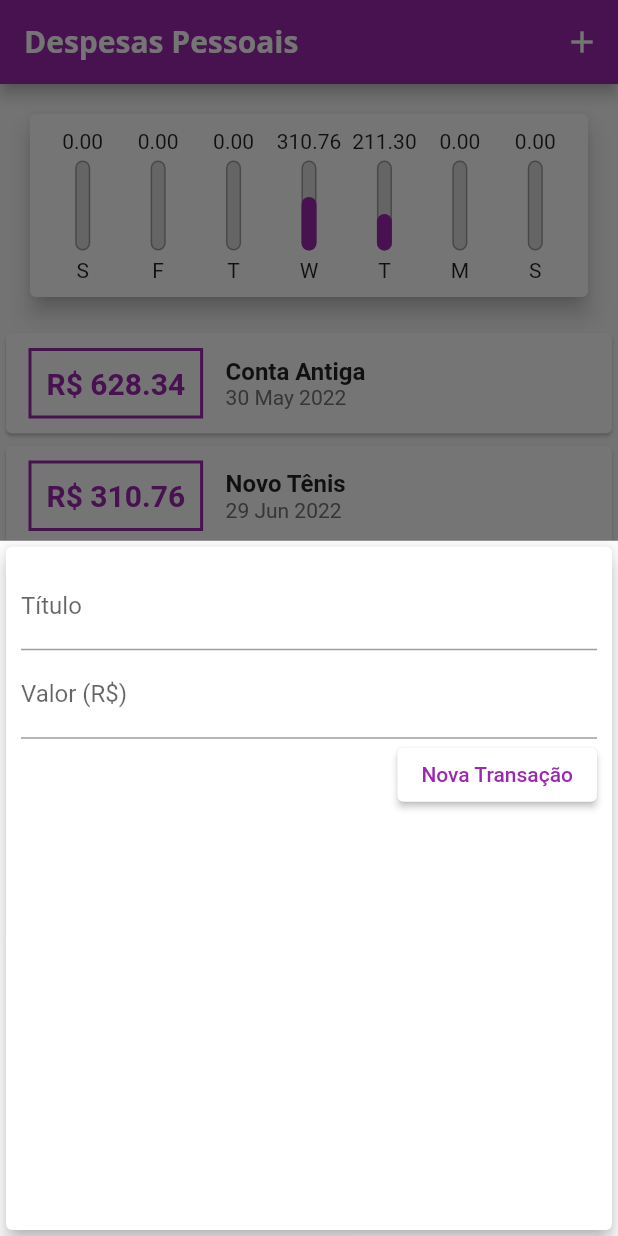
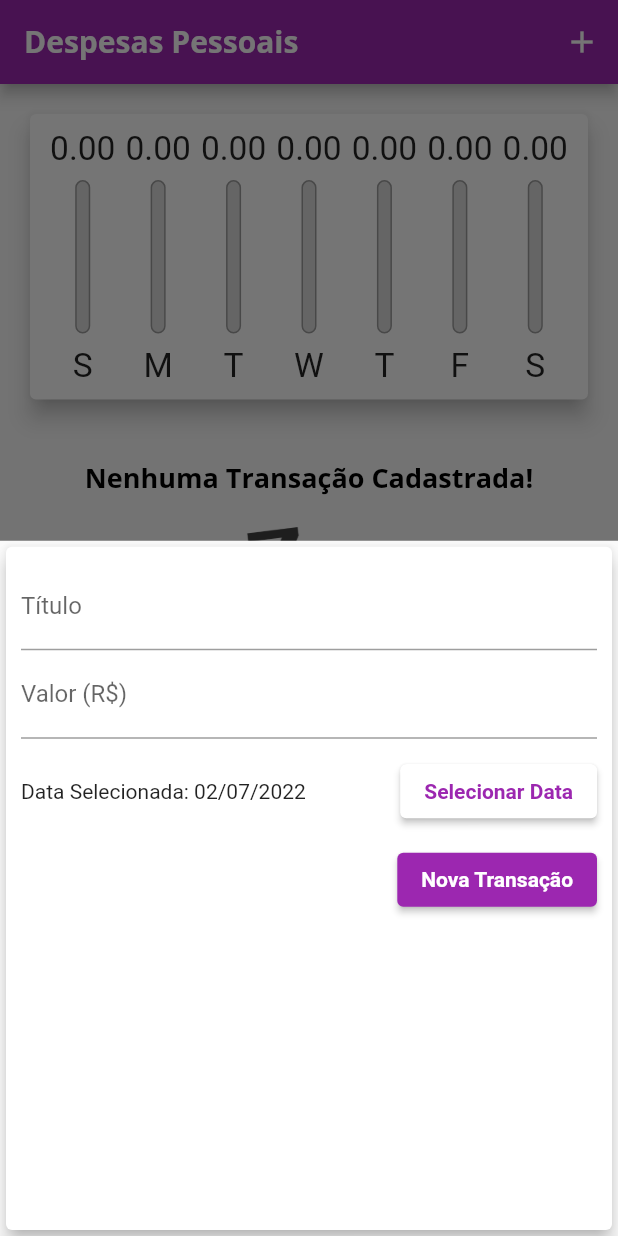
Before and after one commit to Jo-reis/DespesasPessoais, a Flutter app: the screen it shows after launch, after a tap on the "add" icon, on a phone screen of 412 x 824 dp. Run offline on Flutter 3.47's test engine with Material 2 defaults, Android fonts, the phone set to English and light mode, and no system bars.

Commit message:
Att - /144

```diff
--- a/lib/components/chart.dart
+++ b/lib/components/chart.dart
@@ -29,7 +29,7 @@ class Chart extends StatelessWidget {
         'day': DateFormat.E().format(weekDay)[0],
         'value': totalSum,
       };
-    });
+    }).reversed.toList();
   }
 
   double get _weekTotalValue {
@@ -53,7 +53,9 @@ class Chart extends StatelessWidget {
               child: ChartBar(
                 label: tr['day'].toString(),
                 value: tr['value'] as double,
-                percentage: (tr['value'] as double) / _weekTotalValue,
+                percentage: _weekTotalValue == 0
+                    ? 0
+                    : (tr['value'] as double) / _weekTotalValue,
               ),
             );
           }).toList(),
--- a/lib/components/chart_bar.dart
+++ b/lib/components/chart_bar.dart
@@ -10,16 +10,21 @@ class ChartBar extends StatelessWidget {
 
   @override
   Widget build(BuildContext context) {
+    return LayoutBuilder(
+      builder: (ctx, constraints) {
         return Column(
           children: [
-        FittedBox(
+            Container(
+              height: constraints.maxHeight * 0.15,
+              child: FittedBox(
                 child: Text('${value.toStringAsFixed(2)}'),
               ),
+            ),
             SizedBox(
-          height: 5,
+              height: constraints.maxHeight * 0.05,
             ),
             Container(
-          height: 60,
+              height: constraints.maxHeight * 0.6,
               width: 10,
               child: Stack(
                 alignment: Alignment.bottomCenter,
@@ -47,10 +52,17 @@ class ChartBar extends StatelessWidget {
               ),
             ),
             SizedBox(
-          height: 5,
+              height: constraints.maxHeight * 0.05,
             ),
-        Text(label),
+            Container(
+              height: constraints.maxHeight * 0.15,
+              child: FittedBox(
+                child: Text(label),
+              ),
+            ),
           ],
+        );
+      },
     );
   }
 }
--- a/lib/components/transaction_form.dart
+++ b/lib/components/transaction_form.dart
@@ -1,7 +1,8 @@
 import 'package:flutter/material.dart';
+import 'package:intl/intl.dart';
 
 class TransactionForm extends StatefulWidget {
-  late final void Function(String, double)? onSubmit;
+  late final void Function(String, double, DateTime)? onSubmit;
 
   TransactionForm(this.onSubmit);
 
@@ -10,19 +11,35 @@ class TransactionForm extends StatefulWidget {
 }
 
 class _TransactionFormState extends State<TransactionForm> {
-  final titleController = TextEditingController();
-
-  final valueController = TextEditingController();
+  final _titleController = TextEditingController();
+  final _valueController = TextEditingController();
+  var _selectedDate = DateTime.now();
 
   _submitForm() {
-    final title = titleController.text;
-    final value = double.tryParse(valueController.text) ?? 0.0;
+    final title = _titleController.text;
+    final value = double.tryParse(_valueController.text) ?? 0.0;
 
-    if (title.isEmpty || value <= 0) {
+    if (title.isEmpty || value <= 0 || _selectedDate == null) {
       return;
     }
 
-    widget.onSubmit!(title, value);
+    widget.onSubmit!(title, value, _selectedDate);
+  }
+
+  _showDatePicker() {
+    showDatePicker(
+      context: context,
+      initialDate: DateTime.now(),
+      firstDate: DateTime(2019),
+      lastDate: DateTime.now(),
+    ).then((pickedDate) {
+      if (pickedDate == null) {
+        return;
+      }
+      setState(() {
+        _selectedDate = pickedDate;
+      });
+    });
   }
 
   @override
@@ -34,18 +51,39 @@ class _TransactionFormState extends State<TransactionForm> {
         child: Column(
           children: [
             TextField(
-              controller: titleController,
+              controller: _titleController,
               onSubmitted: (_) => _submitForm(),
               decoration: InputDecoration(
                 labelText: 'Título',
               ),
             ),
             TextField(
-              controller: valueController,
+              controller: _valueController,
               keyboardType: TextInputType.numberWithOptions(decimal: true),
               onSubmitted: (_) => _submitForm(),
               decoration: InputDecoration(
                 labelText: 'Valor (R\$)',
+              ),
+            ),
+            Container(
+              height: 70,
+              child: Row(
+                children: [
+                  Expanded(
+                    child: Text(_selectedDate == null
+                        ? 'Nenhuma data selecionada!'
+                        : 'Data Selecionada: ${DateFormat('dd/MM/y').format(_selectedDate)}'),
+                  ),
+                  ElevatedButton(
+                      style: ElevatedButton.styleFrom(primary: Colors.white),
+                      onPressed: _showDatePicker,
+                      child: Text(
+                        'Selecionar Data',
+                        style: TextStyle(
+                            color: Theme.of(context).colorScheme.primary,
+                            fontWeight: FontWeight.bold),
+                      ))
+                ],
               ),
             ),
             Row(
@@ -55,12 +93,9 @@ class _TransactionFormState extends State<TransactionForm> {
                   onPressed: _submitForm,
                   child: Text(
                     'Nova Transação',
-                    style: TextStyle(
-                      color: Colors.purple,
-                    ),
                   ),
                   style: ElevatedButton.styleFrom(
-                    primary: Colors.white,
+                    primary: Theme.of(context).colorScheme.primary,
                   ),
                 ),
               ],
--- a/lib/components/transaction_list.dart
+++ b/lib/components/transaction_list.dart
@@ -4,14 +4,13 @@ import '../models/transaction.dart';
 
 class TransactionList extends StatelessWidget {
   final List<Transaction> transactions;
+  final void Function(String) onRemove;
 
-  TransactionList(this.transactions);
+  TransactionList(this.transactions, this.onRemove);
 
   @override
   Widget build(BuildContext context) {
-    return Container(
-      height: 300,
-      child: transactions.isEmpty
+    return transactions.isEmpty
         ? Column(
             children: [
               SizedBox(
@@ -38,50 +37,40 @@ class TransactionList extends StatelessWidget {
             itemBuilder: (ctx, index) {
               final tr = transactions[index];
               return Card(
-                    child: Row(
-                  children: [
-                    Container(
                 margin: EdgeInsets.symmetric(
-                        horizontal: 15,
-                        vertical: 10,
+                  vertical: 8,
+                  horizontal: 5,
                 ),
-                      decoration: BoxDecoration(
-                          border: Border.all(
-                        color: Theme.of(context).colorScheme.primary,
-                        width: 2,
-                      )),
-                      padding: EdgeInsets.all(10),
+                elevation: 5,
+                child: ListTile(
+                  leading: CircleAvatar(
+                    backgroundColor: Theme.of(context).colorScheme.primary,
+                    child: Padding(
+                      padding: const EdgeInsets.all(6),
+                      child: FittedBox(
                         child: Text(
-                        'R\$ ${tr.value.toStringAsFixed(2)}',
-                        style: TextStyle(
-                          fontWeight: FontWeight.bold,
-                          fontSize: 20,
-                          color: Theme.of(context).colorScheme.primary,
+                          'R\$${tr.value}',
+                          style: TextStyle(color: Colors.white),
                         ),
                       ),
                     ),
-                    Column(
-                      crossAxisAlignment: CrossAxisAlignment.start,
-                      children: [
-                        Text(
+                    radius: 30,
+                  ),
+                  title: Text(
                     tr.title,
-                          style: TextStyle(
-                            fontWeight: FontWeight.bold,
-                            fontSize: 16,
+                    style: Theme.of(context).textTheme.titleLarge,
+                  ),
+                  subtitle: Text(
+                    DateFormat('d MM y').format(tr.date),
+                  ),
+                  trailing: IconButton(
+                    icon: Icon(Icons.delete),
+                    onPressed: () => onRemove(tr.id),
+                    color: Theme.of(context).errorColor,
                   ),
                 ),
-                        Text(
-                          DateFormat('d MMM y').format(tr.date),
-                          style: TextStyle(
-                            color: Colors.grey[600],
-                          ),
-                        )
-                      ],
-                    ),
-                  ],
-                ));
+              );
             },
-            ),
           );
   }
 }
--- a/lib/main.dart
+++ b/lib/main.dart
@@ -28,7 +28,10 @@ class ExpensesApp extends StatelessWidget {
               fontWeight: FontWeight.bold,
               color: Colors.black,
             ),
-        ),
+            button: TextStyle(
+              color: Colors.white,
+              fontWeight: FontWeight.bold,
+            )),
         appBarTheme: AppBarTheme(
           titleTextStyle: TextStyle(
             fontFamily: 'OpenSans',
@@ -47,26 +50,7 @@ class MyHomePage extends StatefulWidget {
 }
 
 class _MyHomePageState extends State<MyHomePage> {
-  final List<Transaction> _transactions = [
-    Transaction(
-      id: 't0',
-      title: 'Conta Antiga',
-      value: 628.34,
-      date: DateTime.now().subtract(Duration(days: 33)),
-    ),
-    Transaction(
-      id: 't1',
-      title: 'Novo Tênis',
-      value: 310.76,
-      date: DateTime.now().subtract(Duration(days: 3)),
-    ),
-    Transaction(
-      id: 't2',
-      title: 'Conta de Luz',
-      value: 211.30,
-      date: DateTime.now().subtract(Duration(days: 4)),
-    ),
-  ];
+  final List<Transaction> _transactions = [];
 
   List<Transaction> get _recentTransactions {
     return _transactions.where((tr) {
@@ -76,12 +60,12 @@ class _MyHomePageState extends State<MyHomePage> {
     }).toList();
   }
 
-  _addTransaction(String title, double value) {
+  _addTransaction(String title, double value, DateTime date) {
     final newTransaction = Transaction(
       id: Random().nextDouble().toString(),
       title: title,
       value: value,
-      date: DateTime.now(),
+      date: date,
     );
 
     setState(() {
@@ -89,6 +73,12 @@ class _MyHomePageState extends State<MyHomePage> {
     });
 
     Navigator.of(context).pop();
+  }
+
+  _removeTransaction(String id) {
+    setState(() {
+      _transactions.removeWhere((tr) => tr.id == id);
+    });
   }
 
   _openTransactionFormModal(BuildContext context) {
@@ -101,22 +91,35 @@ class _MyHomePageState extends State<MyHomePage> {
 
   @override
   Widget build(BuildContext context) {
-    return Scaffold(
-      appBar: AppBar(
-        title: Text('Despesas Pessoais'),
+    final appBar = AppBar(
+      title: Text(
+        'Despesas Pessoais',
+      ),
       actions: [
         IconButton(
           onPressed: () => _openTransactionFormModal(context),
           icon: Icon(Icons.add),
         )
       ],
-      ),
+    );
+    final availableHeight = MediaQuery.of(context).size.height -
+        appBar.preferredSize.height -
+        MediaQuery.of(context).padding.top;
+
+    return Scaffold(
+      appBar: appBar,
       body: SingleChildScrollView(
         child: Column(
           crossAxisAlignment: CrossAxisAlignment.stretch,
           children: [
-            Chart(_recentTransactions),
-            TransactionList(_transactions),
+            Container(
+              height: availableHeight * 0.3,
+              child: Chart(_recentTransactions),
+            ),
+            Container(
+              height: availableHeight * 0.7,
+              child: TransactionList(_transactions, _removeTransaction),
+            ),
           ],
         ),
       ),
```
Lines whose indentation alone changed are shown as unchanged.
